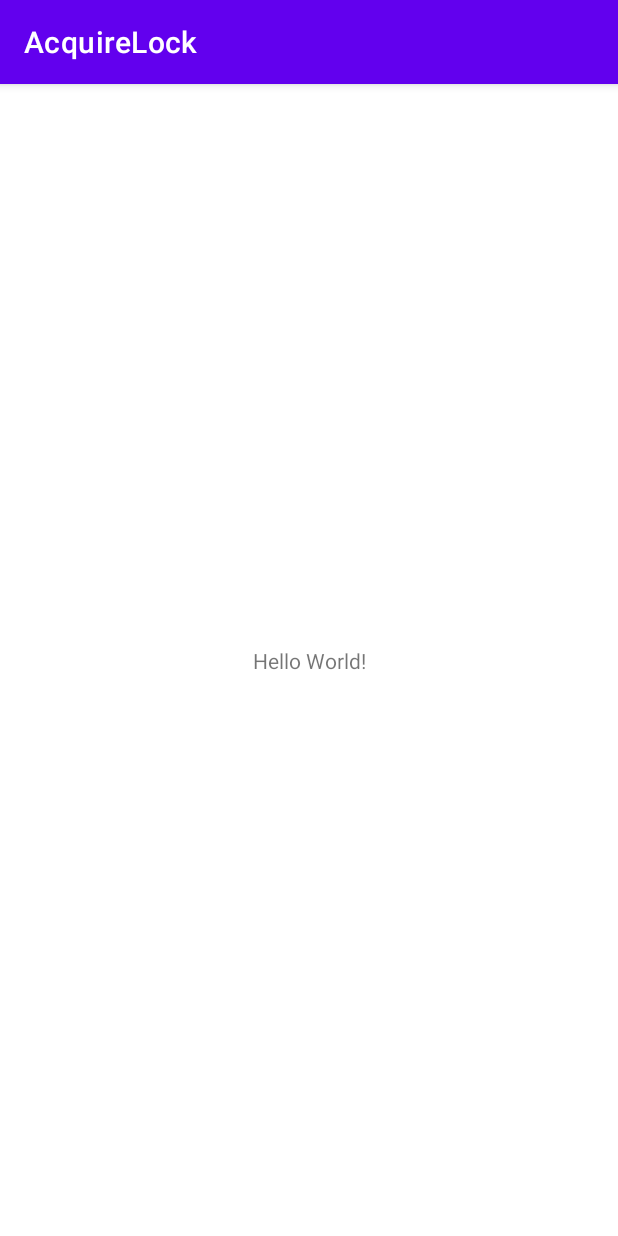
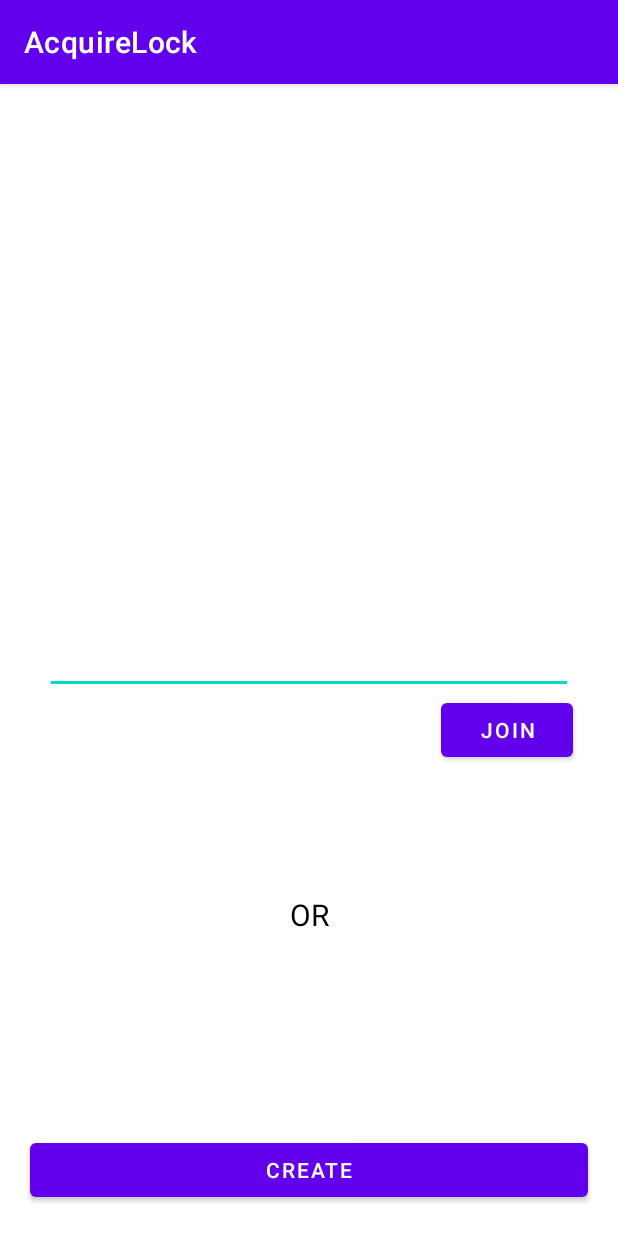
Before and after one commit to sidsharma2002/AcquireLock, an Android app: the screen it shows after launch (MainActivity), on a phone screen of 412 x 824 dp. Run offline under Robolectric (Android 15) with nearby library versions, the phone set to English and light mode, and no system bars; our stand-ins replace Firebase (no records; nobody signed in at launch, a user with empty details on screens opened directly).

Commit message:
app working

```diff
--- /dev/null
+++ b/app/src/main/java/com/lock/acquirelock/Constants.kt
@@ -0,0 +1,5 @@
+package com.lock.acquirelock
+
+object Constants {
+    val COLLC_ROOMS = "rooms"
+}
--- a/app/src/main/java/com/lock/acquirelock/MainActivity.kt
+++ b/app/src/main/java/com/lock/acquirelock/MainActivity.kt
@@ -1,11 +1,63 @@
 package com.lock.acquirelock
 
+import android.content.Intent
 import androidx.appcompat.app.AppCompatActivity
 import android.os.Bundle
+import android.widget.Button
+import android.widget.EditText
+import com.google.firebase.firestore.ktx.firestore
+import com.google.firebase.ktx.Firebase
+import java.util.Random
 
 class MainActivity : AppCompatActivity() {
+
+    private lateinit var btnCreate: Button
+    private lateinit var btnJoin: Button
+    private lateinit var etId: EditText
+
+    private val userId: String = (0..1000000).random().toString()
+
+    private val createRoomUseCase by lazy {
+        CreateRoomUseCase(Firebase.firestore, userId)
+    }
+
+    private val getRoomDataFromIdUsecase by lazy {
+        GetRoomDataFromIdUsecase(Firebase.firestore, userId)
+    }
+
     override fun onCreate(savedInstanceState: Bundle?) {
         super.onCreate(savedInstanceState)
         setContentView(R.layout.activity_main)
+
+        btnCreate = findViewById(R.id.btn_create)
+        btnJoin = findViewById(R.id.btn_join)
+        etId = findViewById(R.id.et_room)
+
+        setClickListeners()
+    }
+
+    private fun setClickListeners() {
+        btnCreate.setOnClickListener {
+            Thread {
+                val roomData = createRoomUseCase.createSync()
+
+                Intent(this, RoomActivity::class.java).apply {
+                    this.putExtra("room", roomData)
+                    startActivity(this)
+                }
+            }.start()
+
+        }
+
+        btnJoin.setOnClickListener {
+            Thread {
+                val roomData = getRoomDataFromIdUsecase.getSync(etId.text.toString()) ?: return@Thread
+
+                Intent(this, RoomActivity::class.java).apply {
+                    this.putExtra("room", roomData)
+                    startActivity(this)
+                }
+            }.start()
+        }
     }
 }
--- a/app/src/main/res/layout/activity_main.xml
+++ b/app/src/main/res/layout/activity_main.xml
@@ -6,13 +6,39 @@
     android:layout_height="match_parent"
     tools:context=".MainActivity">
 
+    <EditText
+        android:id="@+id/et_room"
+        android:layout_width="match_parent"
+        android:layout_height="wrap_content"
+        android:layout_margin="30dp"
+        app:layout_constraintBottom_toBottomOf="parent"
+        app:layout_constraintTop_toTopOf="parent" />
+
+    <com.google.android.material.button.MaterialButton
+        android:id="@+id/btn_join"
+        android:layout_width="wrap_content"
+        android:layout_height="wrap_content"
+        android:text="join"
+        app:layout_constraintEnd_toEndOf="@id/et_room"
+        app:layout_constraintTop_toBottomOf="@id/et_room" />
+
     <TextView
         android:layout_width="wrap_content"
         android:layout_height="wrap_content"
-        android:text="Hello World!"
-        app:layout_constraintBottom_toBottomOf="parent"
+        android:text="OR"
+        android:textColor="@color/black"
+        android:textSize="20dp"
+        app:layout_constraintBottom_toTopOf="@id/btn_create"
         app:layout_constraintEnd_toEndOf="parent"
         app:layout_constraintStart_toStartOf="parent"
-        app:layout_constraintTop_toTopOf="parent" />
+        app:layout_constraintTop_toTopOf="@id/btn_join" />
+
+    <com.google.android.material.button.MaterialButton
+        android:id="@+id/btn_create"
+        android:layout_width="match_parent"
+        android:layout_height="wrap_content"
+        android:layout_margin="20dp"
+        android:text="create"
+        app:layout_constraintBottom_toBottomOf="parent" />
 
 </androidx.constraintlayout.widget.ConstraintLayout>
```
Also changed, not shown: app/build.gradle (+7 -0 lines), app/src/main/AndroidManifest.xml (+10 -1 lines), app/src/main/java/com/lock/acquirelock/AcquireMicUsecase.kt (added, +90 -0 lines), app/src/main/java/com/lock/acquirelock/CreateRoomUseCase.kt (added, +42 -0 lines), app/src/main/java/com/lock/acquirelock/GetRoomDataFromIdUsecase.kt (added, +46 -0 lines), app/src/main/java/com/lock/acquirelock/RoomActivity.kt (added, +87 -0 lines), app/src/main/java/com/lock/acquirelock/RoomData.kt (added, +18 -0 lines), app/src/main/res/layout/activity_room.xml (added, +61 -0 lines), build.gradle (+7 -0 lines), 1 other file.
